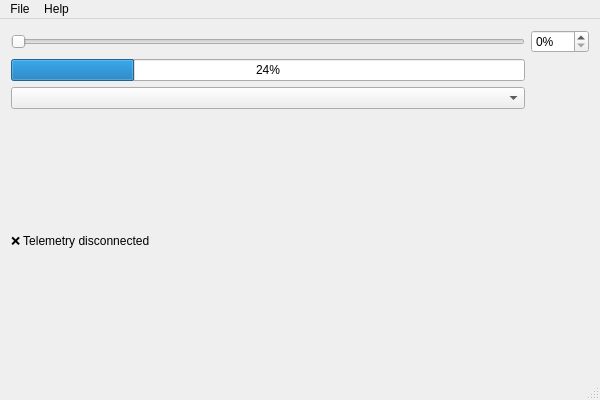
This is H-Shifter/HShifter.ui in kgmonteith/BonusFFB as Qt 5 draws it before an edit. The edited form follows.
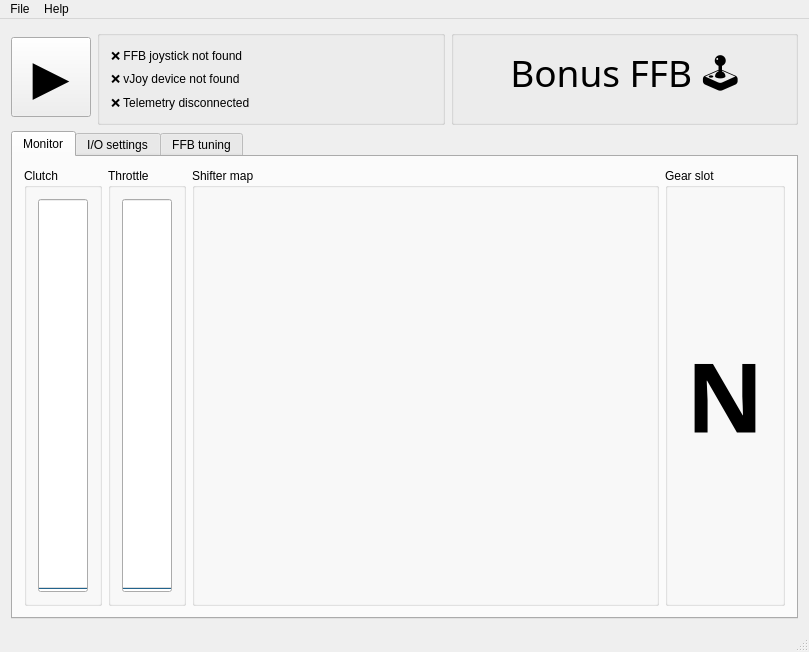
This is the edited form. Icons and pictures are not drawn.

Commit message: Added throttle axis, shifter map display

```diff
--- a/H-Shifter/HShifter.ui
+++ b/H-Shifter/HShifter.ui
@@ -6,8 +6,8 @@
    <rect>
     <x>0</x>
     <y>0</y>
-    <width>600</width>
-    <height>400</height>
+    <width>809</width>
+    <height>652</height>
    </rect>
   </property>
   <property name="windowTitle">
@@ -15,45 +15,406 @@
   </property>
   <widget class="QWidget" name="centralWidget">
    <layout class="QGridLayout" name="gridLayout">
-    <item row="2" column="0">
-     <widget class="QComboBox" name="clutchDeviceComboBox">
-      <property name="placeholderText">
-       <string>Select clutch pedal device</string>
+    <item row="0" column="2">
+     <widget class="QGroupBox" name="groupBox_5">
+      <property name="title">
+       <string/>
       </property>
+      <layout class="QVBoxLayout" name="verticalLayout_2">
+       <item>
+        <widget class="QLabel" name="label_5">
+         <property name="font">
+          <font>
+           <family>Bahnschrift</family>
+           <pointsize>28</pointsize>
+          </font>
+         </property>
+         <property name="text">
+          <string>Bonus FFB 🕹️</string>
+         </property>
+         <property name="alignment">
+          <set>Qt::AlignmentFlag::AlignCenter</set>
+         </property>
+        </widget>
+       </item>
+      </layout>
      </widget>
     </item>
     <item row="0" column="1">
-     <widget class="QSpinBox" name="spinBox">
-      <property name="suffix">
-       <string>%</string>
+     <widget class="QGroupBox" name="groupBox">
+      <property name="enabled">
+       <bool>true</bool>
       </property>
-      <property name="maximum">
-       <number>100</number>
+      <property name="title">
+       <string/>
       </property>
+      <property name="alignment">
+       <set>Qt::AlignmentFlag::AlignLeading|Qt::AlignmentFlag::AlignLeft|Qt::AlignmentFlag::AlignTop</set>
+      </property>
+      <layout class="QVBoxLayout" name="verticalLayout">
+       <item>
+        <widget class="QLabel" name="label_2">
+         <property name="text">
+          <string>❌ FFB joystick not found</string>
+         </property>
+        </widget>
+       </item>
+       <item>
+        <widget class="QLabel" name="label">
+         <property name="text">
+          <string>❌ vJoy device not found</string>
+         </property>
+        </widget>
+       </item>
+       <item>
+        <widget class="QLabel" name="telemetryLabel">
+         <property name="text">
+          <string>❌ Telemetry disconnected</string>
+         </property>
+        </widget>
+       </item>
+      </layout>
      </widget>
     </item>
     <item row="0" column="0">
-     <widget class="QSlider" name="horizontalSlider">
-      <property name="maximum">
-       <number>100</number>
+     <widget class="QPushButton" name="toggleGameLoopButton">
+      <property name="minimumSize">
+       <size>
+        <width>0</width>
+        <height>80</height>
+       </size>
       </property>
-      <property name="orientation">
-       <enum>Qt::Orientation::Horizontal</enum>
+      <property name="maximumSize">
+       <size>
+        <width>80</width>
+        <height>16777215</height>
+       </size>
       </property>
-     </widget>
-    </item>
-    <item row="1" column="0">
-     <widget class="QProgressBar" name="progressBar">
-      <property name="value">
-       <number>24</number>
+      <property name="baseSize">
+       <size>
+        <width>0</width>
+        <height>0</height>
+       </size>
       </property>
-     </widget>
-    </item>
-    <item row="3" column="0">
-     <widget class="QLabel" name="telemetryLabel">
+      <property name="font">
+       <font>
+        <pointsize>36</pointsize>
+       </font>
+      </property>
       <property name="text">
-       <string>❌ Telemetry disconnected</string>
+       <string>▶️</string>
       </property>
+      <property name="checkable">
+       <bool>true</bool>
+      </property>
+     </widget>
+    </item>
+    <item row="7" column="0" rowspan="3" colspan="3">
+     <widget class="QTabWidget" name="tabWidget">
+      <property name="sizePolicy">
+       <sizepolicy hsizetype="Expanding" vsizetype="Expanding">
+        <horstretch>0</horstretch>
+        <verstretch>0</verstretch>
+       </sizepolicy>
+      </property>
+      <property name="font">
+       <font>
+        <family>Segoe UI</family>
+       </font>
+      </property>
+      <property name="currentIndex">
+       <number>0</number>
+      </property>
+      <widget class="QWidget" name="tab_3">
+       <attribute name="title">
+        <string>Monitor</string>
+       </attribute>
+       <layout class="QHBoxLayout" name="horizontalLayout">
+        <item>
+         <widget class="QGroupBox" name="groupBox_2">
+          <property name="sizePolicy">
+           <sizepolicy hsizetype="Minimum" vsizetype="Preferred">
+            <horstretch>0</horstretch>
+            <verstretch>0</verstretch>
+           </sizepolicy>
+          </property>
+          <property name="title">
+           <string>Clutch</string>
+          </property>
+          <layout class="QGridLayout" name="gridLayout_3">
+           <item row="0" column="0">
+            <widget class="QProgressBar" name="clutchProgressBar">
+             <property name="minimumSize">
+              <size>
+               <width>50</width>
+               <height>0</height>
+              </size>
+             </property>
+             <property name="maximum">
+              <number>65535</number>
+             </property>
+             <property name="value">
+              <number>0</number>
+             </property>
+             <property name="textVisible">
+              <bool>false</bool>
+             </property>
+             <property name="orientation">
+              <enum>Qt::Orientation::Vertical</enum>
+             </property>
+            </widget>
+           </item>
+          </layout>
+         </widget>
+        </item>
+        <item>
+         <widget class="QGroupBox" name="groupBox_9">
+          <property name="sizePolicy">
+           <sizepolicy hsizetype="Minimum" vsizetype="Preferred">
+            <horstretch>0</horstretch>
+            <verstretch>0</verstretch>
+           </sizepolicy>
+          </property>
+          <property name="title">
+           <string>Throttle</string>
+          </property>
+          <layout class="QGridLayout" name="gridLayout_2">
+           <item row="0" column="0">
+            <widget class="QProgressBar" name="throttleProgressBar">
+             <property name="minimumSize">
+              <size>
+               <width>50</width>
+               <height>0</height>
+              </size>
+             </property>
+             <property name="maximum">
+              <number>65535</number>
+             </property>
+             <property name="value">
+              <number>0</number>
+             </property>
+             <property name="textVisible">
+              <bool>false</bool>
+             </property>
+             <property name="orientation">
+              <enum>Qt::Orientation::Vertical</enum>
+             </property>
+            </widget>
+           </item>
+          </layout>
+         </widget>
+        </item>
+        <item>
+         <widget class="QGroupBox" name="shifterMapGroupBox">
+          <property name="sizePolicy">
+           <sizepolicy hsizetype="Expanding" vsizetype="Preferred">
+            <horstretch>0</horstretch>
+            <verstretch>0</verstretch>
+           </sizepolicy>
+          </property>
+          <property name="title">
+           <string>Shifter map</string>
+          </property>
+          <layout class="QGridLayout" name="gridLayout_4">
+           <item row="0" column="0">
+            <widget class="QGraphicsView" name="graphicsView">
+             <property name="styleSheet">
+              <string notr="true">background: transparent</string>
+             </property>
+             <property name="frameShape">
+              <enum>QFrame::Shape::NoFrame</enum>
+             </property>
+             <property name="verticalScrollBarPolicy">
+              <enum>Qt::ScrollBarPolicy::ScrollBarAlwaysOff</enum>
+             </property>
+             <property name="horizontalScrollBarPolicy">
+              <enum>Qt::ScrollBarPolicy::ScrollBarAlwaysOff</enum>
+             </property>
+             <property name="alignment">
+              <set>Qt::AlignmentFlag::AlignLeading|Qt::AlignmentFlag::AlignLeft|Qt::AlignmentFlag::AlignTop</set>
+             </property>
+             <property name="renderHints">
+              <set>QPainter::RenderHint::Antialiasing|QPainter::RenderHint::SmoothPixmapTransform|QPainter::RenderHint::TextAntialiasing</set>
+             </property>
+            </widget>
+           </item>
+          </layout>
+         </widget>
+        </item>
+        <item>
+         <widget class="QGroupBox" name="groupBox_4">
+          <property name="minimumSize">
+           <size>
+            <width>120</width>
+            <height>0</height>
+           </size>
+          </property>
+          <property name="font">
+           <font>
+            <family>Segoe UI</family>
+           </font>
+          </property>
+          <property name="title">
+           <string>Gear slot</string>
+          </property>
+          <layout class="QHBoxLayout" name="horizontalLayout_2">
+           <item>
+            <widget class="QLabel" name="label_4">
+             <property name="font">
+              <font>
+               <family>Bahnschrift</family>
+               <pointsize>72</pointsize>
+               <italic>false</italic>
+               <bold>true</bold>
+              </font>
+             </property>
+             <property name="text">
+              <string>N</string>
+             </property>
+             <property name="alignment">
+              <set>Qt::AlignmentFlag::AlignCenter</set>
+             </property>
+            </widget>
+           </item>
+          </layout>
+         </widget>
+        </item>
+       </layout>
+      </widget>
+      <widget class="QWidget" name="tab">
+       <attribute name="title">
+        <string>I/O settings</string>
+       </attribute>
+       <layout class="QVBoxLayout" name="verticalLayout_3">
+        <item>
+         <widget class="QGroupBox" name="groupBox_6">
+          <property name="title">
+           <string/>
+          </property>
+          <layout class="QFormLayout" name="formLayout">
+           <item row="0" column="0">
+            <widget class="QLabel" name="label_3">
+             <property name="text">
+              <string>FFB joystick</string>
+             </property>
+            </widget>
+           </item>
+           <item row="0" column="1">
+            <widget class="QComboBox" name="ffbJoystickDeviceComboBox"/>
+           </item>
+          </layout>
+         </widget>
+        </item>
+        <item>
+         <widget class="QGroupBox" name="groupBox_7">
+          <property name="title">
+           <string/>
+          </property>
+          <layout class="QFormLayout" name="formLayout_2">
+           <item row="1" column="0">
+            <widget class="QLabel" name="cluckDeviceLabel">
+             <property name="text">
+              <string>Pedals device</string>
+             </property>
+            </widget>
+           </item>
+           <item row="1" column="1">
+            <widget class="QComboBox" name="clutchDeviceComboBox">
+             <property name="font">
+              <font>
+               <family>Segoe UI</family>
+               <pointsize>9</pointsize>
+              </font>
+             </property>
+             <property name="placeholderText">
+              <string/>
+             </property>
+            </widget>
+           </item>
+           <item row="2" column="0">
+            <widget class="QLabel" name="clutchAxisLabel">
+             <property name="text">
+              <string>Clutch axis</string>
+             </property>
+            </widget>
+           </item>
+           <item row="2" column="1">
+            <widget class="QComboBox" name="clutchAxisComboBox">
+             <property name="toolTip">
+              <string/>
+             </property>
+             <property name="placeholderText">
+              <string/>
+             </property>
+            </widget>
+           </item>
+           <item row="0" column="1">
+            <widget class="QCheckBox" name="checkBox_2">
+             <property name="text">
+              <string>Prefer telemetry clutch and throttle</string>
+             </property>
+            </widget>
+           </item>
+           <item row="6" column="1">
+            <widget class="QSlider" name="horizontalSlider">
+             <property name="orientation">
+              <enum>Qt::Orientation::Horizontal</enum>
+             </property>
+            </widget>
+           </item>
+           <item row="4" column="1">
+            <widget class="QComboBox" name="throttleAxisComboBox"/>
+           </item>
+           <item row="4" column="0">
+            <widget class="QLabel" name="label_6">
+             <property name="text">
+              <string>Throttle axis</string>
+             </property>
+            </widget>
+           </item>
+           <item row="3" column="1">
+            <widget class="QCheckBox" name="invertClutchAxisBox">
+             <property name="text">
+              <string>Invert clutch axis</string>
+             </property>
+            </widget>
+           </item>
+           <item row="5" column="1">
+            <widget class="QCheckBox" name="invertThrottleAxisBox">
+             <property name="text">
+              <string>Invert throttle axis</string>
+             </property>
+            </widget>
+           </item>
+          </layout>
+         </widget>
+        </item>
+        <item>
+         <widget class="QGroupBox" name="groupBox_8">
+          <property name="title">
+           <string/>
+          </property>
+          <layout class="QFormLayout" name="formLayout_3">
+           <item row="0" column="0">
+            <widget class="QLabel" name="vJoyOutputDeviceLabel">
+             <property name="text">
+              <string>vJoy output device</string>
+             </property>
+            </widget>
+           </item>
+           <item row="0" column="1">
+            <widget class="QComboBox" name="vjoyDeviceComboBox"/>
+           </item>
+          </layout>
+         </widget>
+        </item>
+       </layout>
+      </widget>
+      <widget class="QWidget" name="tab_2">
+       <attribute name="title">
+        <string>FFB tuning</string>
+       </attribute>
+      </widget>
      </widget>
     </item>
    </layout>
@@ -63,7 +424,7 @@
     <rect>
      <x>0</x>
      <y>0</y>
-     <width>600</width>
+     <width>809</width>
      <height>21</height>
     </rect>
    </property>
```
Left out of the diff: 70 changed lines with no effect on the pictures. The commit also changes 12 other files.
